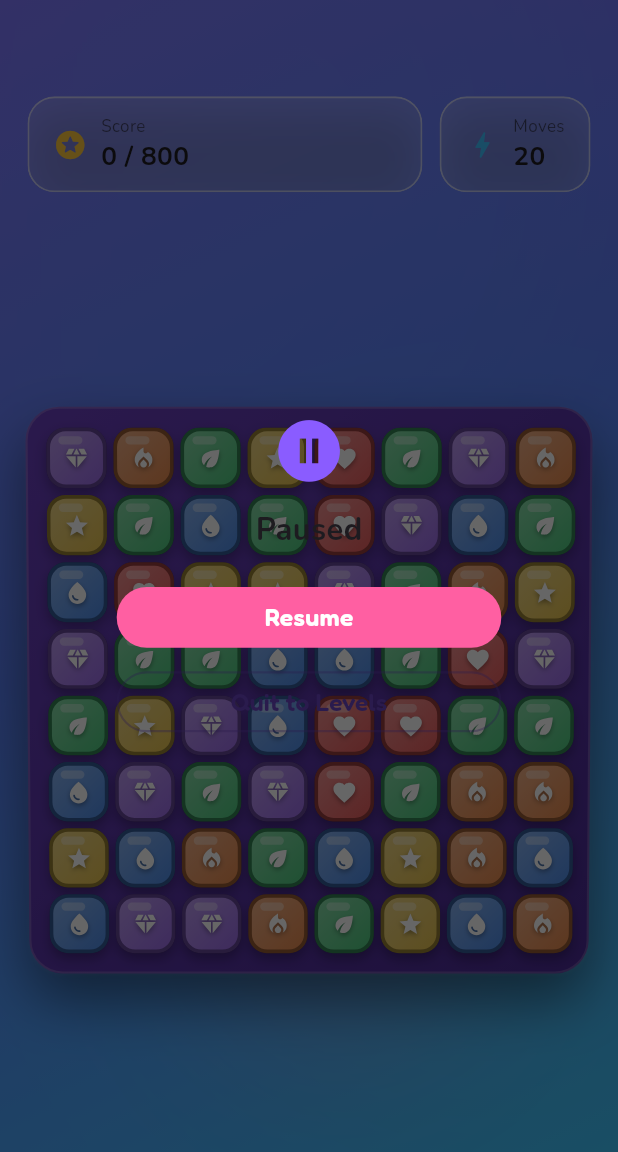
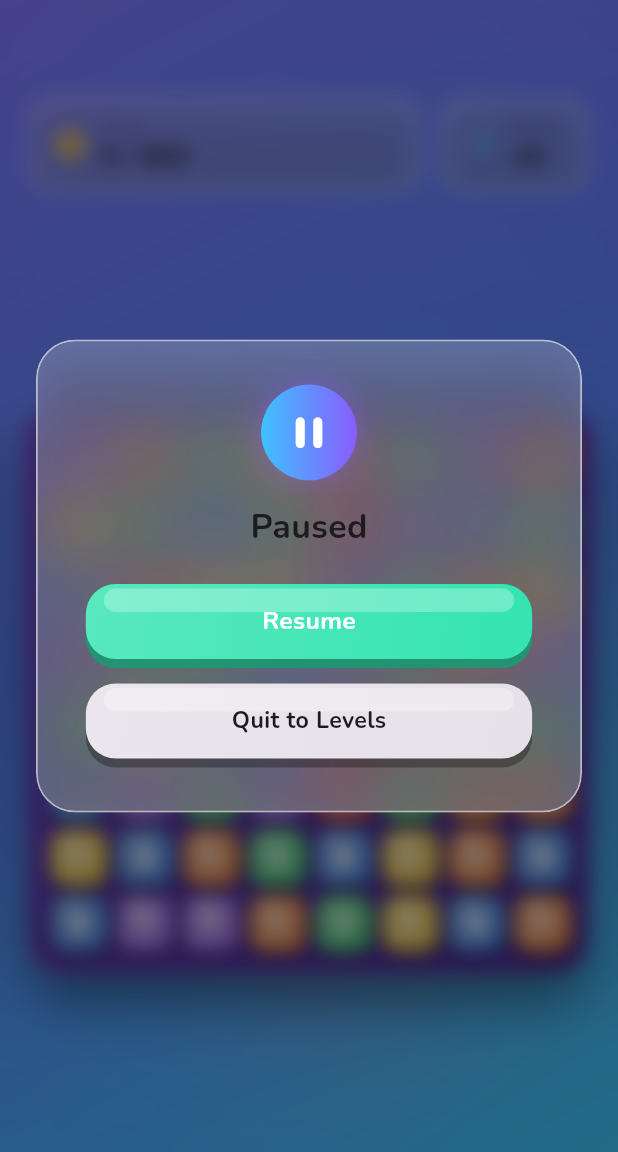
Before and after one commit to Gulshid/Match-3-Puzzle, a Flutter app: the GameScreen screen opened directly with sample values from the repository, after a tap on the "pause" icon, on a phone screen of 412 x 824 dp, the part 84-1236 px from its top. Run offline on Flutter 3.47's test engine with Material 3 defaults, Android fonts, the phone set to English and light mode, and no system bars; our stand-ins replace audioplayers, flutter_riverpod, flutter_screenutil, go_router, google_fonts, shared_preferences; accounts and stored records are empty.

Commit message:
pause overlay is updated

```diff
--- a/match_3_puzzle/lib/features/game/presentation/widgets/pause_overlay.dart
+++ b/match_3_puzzle/lib/features/game/presentation/widgets/pause_overlay.dart
@@ -1,11 +1,14 @@
+import 'dart:ui';
 import 'package:flutter/material.dart';
 import 'package:flutter_screenutil/flutter_screenutil.dart';
 
-/// Simple pause overlay: Resume or Quit to the level map.
-///
-/// Kept as a full overlay (like [LevelResultOverlay]) rather than a
-/// Flutter `Dialog`, so it composes the same way inside GameScreen's
-/// Stack without an extra navigator route.
+import '../../../../core/theme/app_colors.dart';
+import '../../../../shared/widgets/glass_card.dart';
+import '../../../../shared/widgets/glossy_button.dart';
+import '../../../../shared/widgets/pop_in.dart';
+
+/// Full-screen pause overlay: frosted-glass backdrop blur behind a
+/// glossy 3D pop-in card with Resume / Quit actions.
 class PauseOverlay extends StatelessWidget {
   const PauseOverlay({
     super.key,
@@ -21,51 +24,71 @@ class PauseOverlay extends StatelessWidget {
     final theme = Theme.of(context);
 
     return Positioned.fill(
+      child: BackdropFilter(
+        filter: ImageFilter.blur(sigmaX: 6, sigmaY: 6),
         child: Container(
-        color: Colors.black.withValues(alpha: 0.6),
+          color: Colors.black.withOpacity(0.45),
           child: Center(
-          child: Container(
-            margin: EdgeInsets.symmetric(horizontal: 40.w),
+            child: PopIn(
+              child: GlassCard(
+                radius: 26,
+                opacity: 0.22,
                 padding: EdgeInsets.symmetric(horizontal: 28.w, vertical: 28.h),
-            decoration: BoxDecoration(
-              color: theme.scaffoldBackgroundColor,
-              borderRadius: BorderRadius.circular(20.r),
-            ),
+                child: SizedBox(
+                  width: 260.w,
                   child: Column(
                     mainAxisSize: MainAxisSize.min,
                     children: [
-                Icon(Icons.pause_circle_filled,
-                    size: 48.r, color: theme.colorScheme.primary),
-                SizedBox(height: 12.h),
+                      Container(
+                        padding: EdgeInsets.all(14.r),
+                        decoration: BoxDecoration(
+                          shape: BoxShape.circle,
+                          gradient: const LinearGradient(
+                            colors: [AppColors.candyBlue, AppColors.candyPurple],
+                          ),
+                          boxShadow: [
+                            BoxShadow(
+                              color: AppColors.candyPurple.withOpacity(0.5),
+                              blurRadius: 18,
+                            ),
+                          ],
+                        ),
+                        child: Icon(Icons.pause_rounded, size: 34.r, color: Colors.white),
+                      ),
+                      SizedBox(height: 14.h),
                       Text(
                         'Paused',
                         style: TextStyle(
-                    fontSize: 20.sp,
-                    fontWeight: FontWeight.bold,
+                          fontSize: 22.sp,
+                          fontWeight: FontWeight.w700,
                           color: theme.colorScheme.onSurface,
                         ),
                       ),
-                SizedBox(height: 20.h),
+                      SizedBox(height: 22.h),
                       SizedBox(
                         width: double.infinity,
-                  child: FilledButton(
+                        child: GlossyButton(
                           onPressed: onResume,
-                    child: Padding(
-                      padding: EdgeInsets.symmetric(vertical: 10.h),
-                      child: Text('Resume', style: TextStyle(fontSize: 16.sp)),
+                          color: AppColors.candyMint,
+                          child: Text('Resume',
+                              style: TextStyle(
+                                  fontSize: 16.sp,
+                                  fontWeight: FontWeight.w700,
+                                  color: Colors.white)),
                         ),
                       ),
-                ),
-                SizedBox(height: 8.h),
+                      SizedBox(height: 10.h),
                       SizedBox(
                         width: double.infinity,
-                  child: OutlinedButton(
+                        child: GlossyButton(
                           onPressed: onQuit,
-                    child: Padding(
-                      padding: EdgeInsets.symmetric(vertical: 10.h),
+                          color: theme.colorScheme.surfaceContainerHighest,
+                          baseColor: Colors.black.withOpacity(0.3),
                           child: Text('Quit to Levels',
-                          style: TextStyle(fontSize: 16.sp)),
-                    ),
+                              style: TextStyle(
+                                  fontSize: 15.sp,
+                                  fontWeight: FontWeight.w700,
+                                  color: theme.colorScheme.onSurface)),
                         ),
                       ),
                     ],
@@ -73,6 +96,9 @@ class PauseOverlay extends StatelessWidget {
                 ),
               ),
             ),
+          ),
+        ),
+      ),
     );
   }
 }
```
Lines whose indentation alone changed are shown as unchanged.
